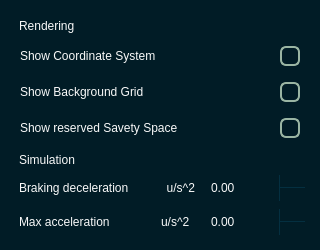
The window that pse/umlsl_editor/src/view/widgets/qt_widgets/settings_dialog.ui (69420pm/UMLSL-traffic-editor) describes before a commit, drawn with Qt 5.
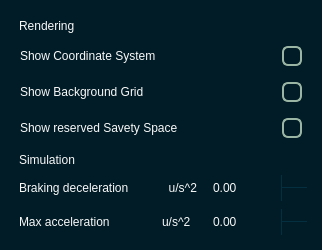
The same window after the commit. Icons and pictures are not drawn.

Patch:
```diff
--- a/pse/umlsl_editor/src/view/widgets/qt_widgets/settings_dialog.ui
+++ b/pse/umlsl_editor/src/view/widgets/qt_widgets/settings_dialog.ui
@@ -18,13 +18,13 @@
   </property>
   <property name="minimumSize">
    <size>
-    <width>320</width>
+    <width>0</width>
     <height>0</height>
    </size>
   </property>
   <property name="maximumSize">
    <size>
-    <width>320</width>
+    <width>999999</width>
     <height>9999</height>
    </size>
   </property>
@@ -226,6 +226,9 @@
 }</string>
   </property>
   <layout class="QVBoxLayout" name="verticalLayout_3">
+   <property name="sizeConstraint">
+    <enum>QLayout::SizeConstraint::SetFixedSize</enum>
+   </property>
    <item>
     <widget class="QWidget" name="widget" native="true">
      <layout class="QVBoxLayout" name="General">
@@ -280,6 +283,18 @@
       </item>
       <item>
        <widget class="QWidget" name="widget" native="true">
+        <property name="minimumSize">
+         <size>
+          <width>300</width>
+          <height>0</height>
+         </size>
+        </property>
+        <property name="maximumSize">
+         <size>
+          <width>300</width>
+          <height>16777215</height>
+         </size>
+        </property>
         <property name="class" stdset="0">
          <string>container</string>
         </property>
```
